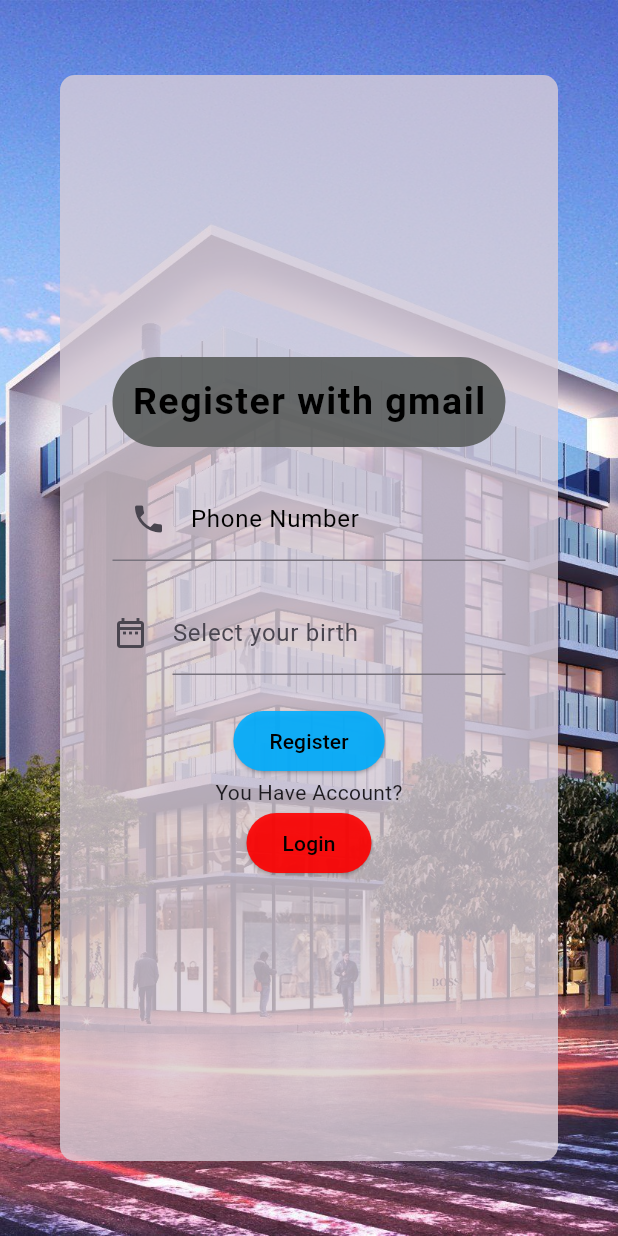
After one commit to Queen103/ioc_app_demo_1, a Flutter app: the SignUpGmail screen opened directly, on a phone screen of 412 x 824 dp. The commit adds this screen. Run offline on Flutter 3.47's test engine with Material 3 defaults, Android fonts, the phone set to English and light mode, and no system bars; our stand-ins replace cloud_firestore, firebase_auth, firebase_core, google_sign_in, page_transition; accounts and stored records are empty; network calls fail.

Commit message:
xong full gamill in4

```diff
--- /dev/null
+++ b/lib/page/signupGmailPage.dart
@@ -0,0 +1,162 @@
+// ignore_for_file: avoid_print, unused_import, file_names, unused_local_variable, unnecessary_brace_in_string_interps, use_build_context_synchronously
+
+import 'package:firebase_auth/firebase_auth.dart';
+import 'package:flutter/material.dart';
+import 'package:intl/intl.dart';
+import 'package:ioc_app_demo_1/help/help.dart';
+import 'package:ioc_app_demo_1/page/loginPage.dart';
+import 'package:page_transition/page_transition.dart';
+import 'package:cloud_firestore/cloud_firestore.dart';
+
+import '../db/login.dart';
+
+class SignUpGmail extends StatefulWidget {
+  const SignUpGmail({super.key});
+
+  @override
+  State<SignUpGmail> createState() => _SignUpGmail();
+}
+
+class _SignUpGmail extends State<SignUpGmail> {
+  final TextEditingController _birthController = TextEditingController();
+  final TextEditingController _phonenumberController = TextEditingController();
+  final CollectionReference _user =
+      FirebaseFirestore.instance.collection('users');
+
+  @override
+  Widget build(BuildContext context) {
+    return Scaffold(
+      body: Container(
+        // color: const Color.fromARGB(214, 255, 214, 64),
+        decoration: const BoxDecoration(
+          image: DecorationImage(
+            image: AssetImage('assets/imgLogin.jpg'), // Đường dẫn tới ảnh
+            fit: BoxFit.cover, // Để ảnh đảm bảo đầy đủ không gian của Container
+          ),
+        ),
+
+        padding: const EdgeInsets.symmetric(vertical: 50, horizontal: 40),
+        child: Container(
+          decoration: BoxDecoration(
+            color: const Color.fromARGB(255, 216, 205, 216).withOpacity(0.8),
+            borderRadius: BorderRadius.circular(10.0), // Đặt bán kính bo góc
+          ),
+          padding: const EdgeInsets.symmetric(horizontal: 35),
+          child: Form(
+            child: Column(
+              mainAxisAlignment: MainAxisAlignment.center,
+              children: [
+                Container(
+                  width: 330,
+                  height: 60,
+                  // color: Colors.amber,
+                  decoration: BoxDecoration(
+                    color:
+                        const Color.fromARGB(255, 91, 94, 93).withOpacity(0.9),
+                    borderRadius:
+                        BorderRadius.circular(50.0), // Đặt bán kính bo góc
+                  ),
+                  child: const Center(
+                    child: Text(
+                      "Register with gmail",
+                      style: TextStyle(
+                          color: Colors.black,
+                          fontSize: 25,
+                          fontWeight: FontWeight.bold,
+                          letterSpacing: 1.0,
+                          inherit: true),
+                    ),
+                  ),
+                ),
+                const SizedBox(height: 20.0),
+                TextFormField(
+                  controller: _phonenumberController,
+                  decoration: const InputDecoration(
+                    prefixIcon: Icon(Icons.phone),
+                    labelText: 'Phone Number',
+                    labelStyle: TextStyle(color: Color.fromARGB(255, 0, 0, 0)),
+                    // Màu sắc của nhãn
+                  ),
+                ),
+                const SizedBox(height: 20.0),
+                TextFormField(
+                  controller: _birthController,
+                  decoration: const InputDecoration(
+                    icon: Icon(Icons.date_range_outlined),
+                    labelText: "Select your birth",
+                  ),
+                  onTap: () async {
+                    DateTime? pickDate = await showDatePicker(
+                        context: context,
+                        initialDate: DateTime.now(),
+                        firstDate: DateTime(1900),
+                        lastDate: DateTime(2100));
+                    if (pickDate != null) {
+                      setState(() {
+                        _birthController.text =
+                            DateFormat('dd-MM-yyyy').format(pickDate);
+                      });
+                    }
+                  },
+                ),
+                const SizedBox(height: 20.0),
+                ElevatedButton(
+                  style: ElevatedButton.styleFrom(
+                    backgroundColor: const Color.fromARGB(255, 0, 174, 255)
+                        .withOpacity(0.9), // Đặt màu nền của nút
+                  ),
+                  onPressed: () async {
+                    // Xử lý đăng nhập ở đây
+                    String phonenumber = _phonenumberController.text;
+                    String birth = _birthController.text;
+                    // Thực hiện xác thực, chuyển đến màn hình chính, v.v.
+                    User? user = await login().loginWithGmailAccount();
+                    await _user.add({
+                      "userid": user?.uid,
+                      "isblock": false,
+                      "ismanager": false,
+                      "gmail": user?.email,
+                      "room": "0000",
+                      "birth": birth,
+                      "fullname": user?.displayName,
+                      "phonenumber": phonenumber
+                    });
+                    Navigator.pushAndRemoveUntil(
+                      context,
+                      MaterialPageRoute(
+                          builder: (context) => const LoginPage()),
+                      (route) => false,
+                    );
+                    showSnackbar(context, 'Vui lòng đăng nhập lại');
+                  },
+                  child: const Text(
+                    'Register',
+                    style: TextStyle(color: Colors.black),
+                  ),
+                ),
+                const Text('You Have Account?'),
+                ElevatedButton(
+                    style: ElevatedButton.styleFrom(
+                      backgroundColor: const Color.fromARGB(255, 255, 0, 0)
+                          .withOpacity(0.9), // Đặt màu nền của nút
+                    ),
+                    onPressed: () {
+                      Navigator.pushAndRemoveUntil(
+                        context,
+                        MaterialPageRoute(
+                            builder: (context) => const LoginPage()),
+                        (route) => false,
+                      );
+                    },
+                    child: const Text(
+                      'Login',
+                      style: TextStyle(color: Colors.black),
+                    ))
+              ],
+            ),
+          ),
+        ),
+      ),
+    );
+  }
+}
```
Also changed, not shown: lib/page/loginPage.dart (+8 -0 lines).
